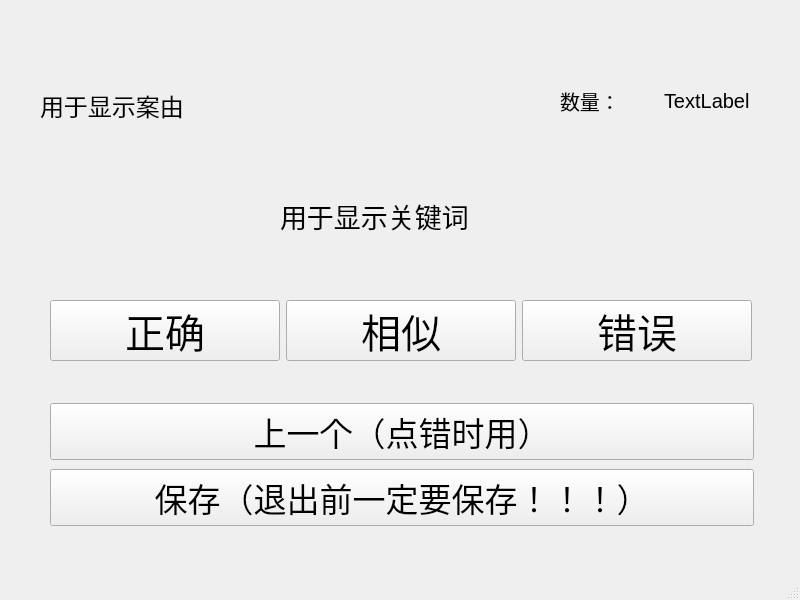
The window that DataTaggingTool/form.ui (Wenenen/DataTaggingTool) describes before a commit, drawn with Qt 5.
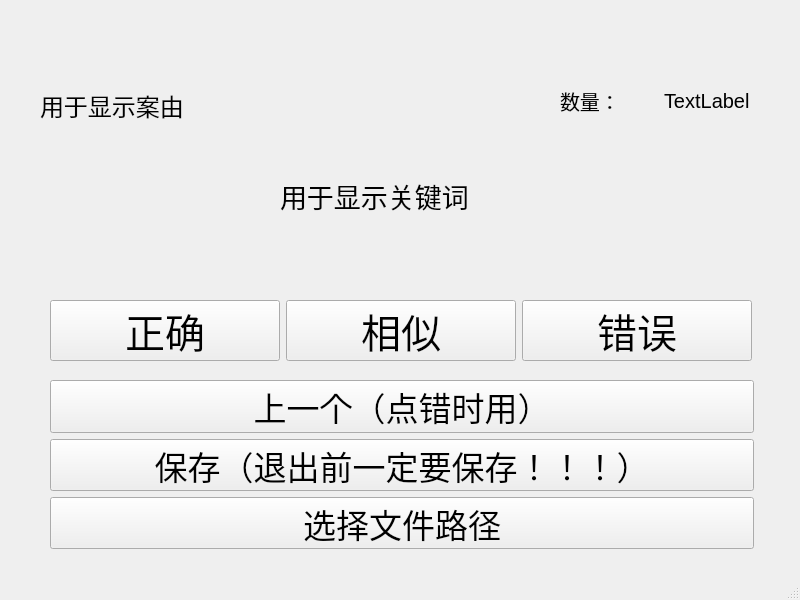
The same window after the commit.

Commit message: 增加了几个变量

```diff
--- a/DataTaggingTool/form.ui
+++ b/DataTaggingTool/form.ui
@@ -18,9 +18,9 @@
     <property name="geometry">
      <rect>
       <x>50</x>
-      <y>400</y>
+      <y>380</y>
       <width>704</width>
-      <height>131</height>
+      <height>169</height>
      </rect>
     </property>
     <layout class="QVBoxLayout" name="verticalLayout">
@@ -48,6 +48,18 @@
        </property>
       </widget>
      </item>
+     <item>
+      <widget class="QPushButton" name="pushButton">
+       <property name="font">
+        <font>
+         <pointsize>25</pointsize>
+        </font>
+       </property>
+       <property name="text">
+        <string>选择文件路径</string>
+       </property>
+      </widget>
+     </item>
     </layout>
    </widget>
    <widget class="QLabel" name="cause_name">
@@ -72,7 +84,7 @@
     <property name="geometry">
      <rect>
       <x>280</x>
-      <y>190</y>
+      <y>170</y>
       <width>241</width>
       <height>51</height>
      </rect>
```
Left out of the diff: 22 changed lines with no effect on the pictures. The commit also changes 2 other files.
